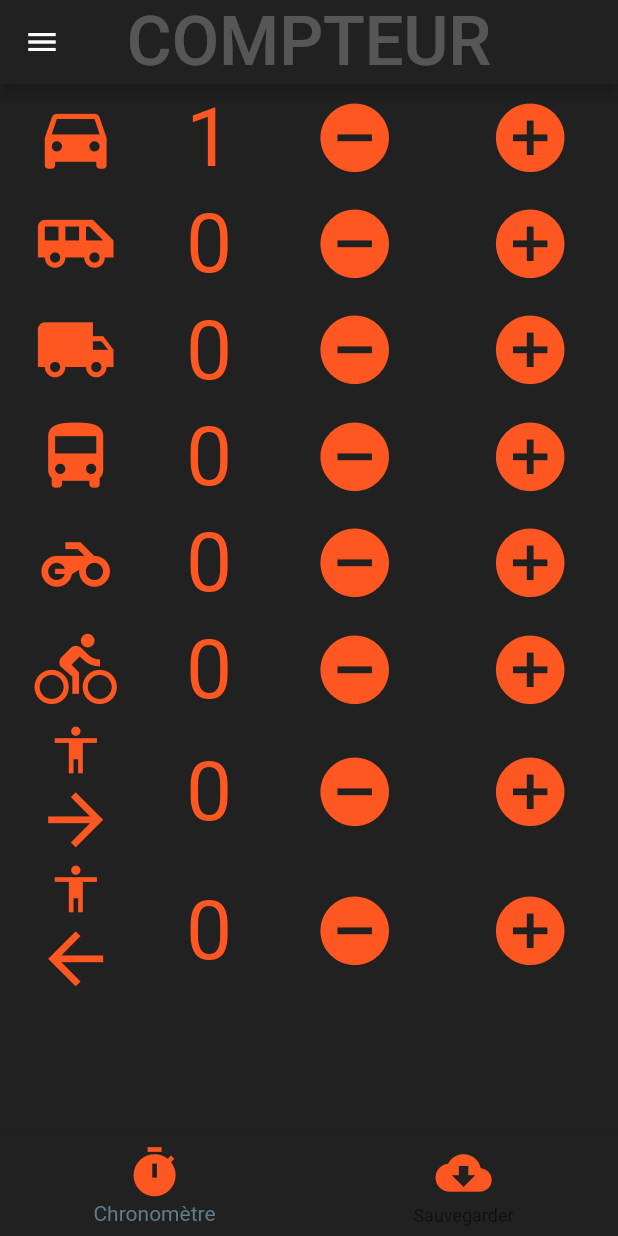
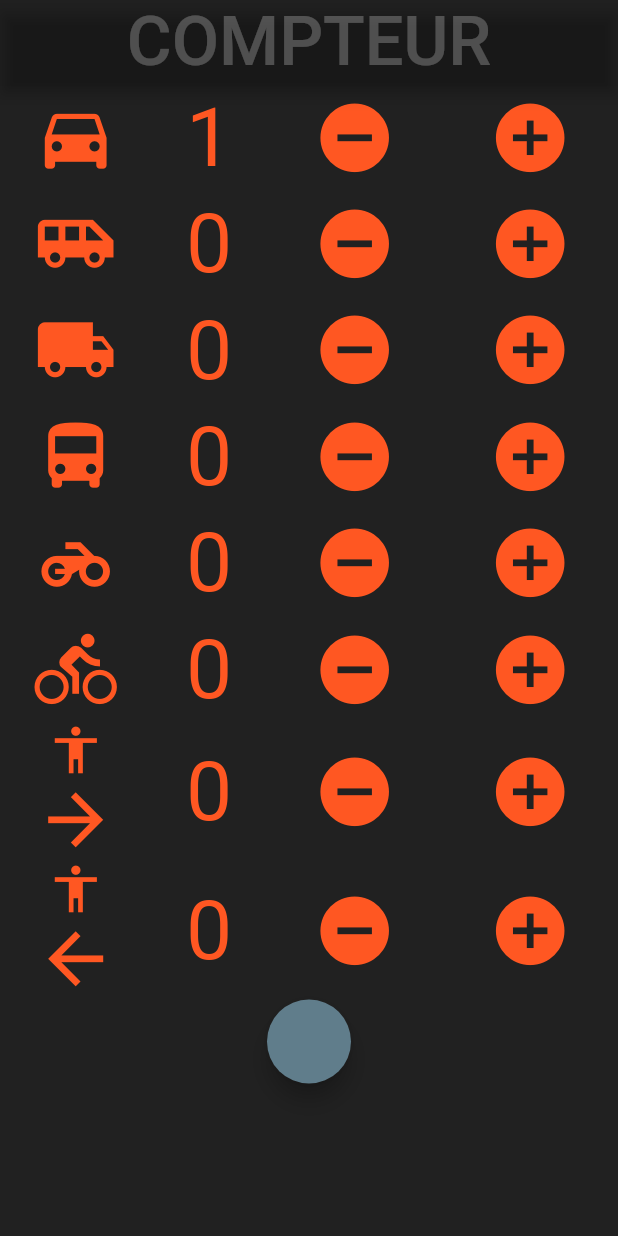
Before and after one commit to wanderfulife/CompteurTestFirebase, a Flutter app: the screen it shows after launch, after a tap on the "add circle" icon, on a phone screen of 412 x 824 dp. Run offline on Flutter 3.47's test engine with Material 2 defaults, Android fonts, the phone set to English and light mode, and no system bars.

```diff
--- a/lib/main.dart
+++ b/lib/main.dart
@@ -1,5 +1,5 @@
 import 'package:flutter/material.dart';
-import 'main.drawer.dart';
+import 'stopwatch.dart';
 
 void main() => runApp(MyApp());
 
@@ -170,7 +170,7 @@ class _MyHomePageState extends State {
       backgroundColor: Colors.grey[900],
       appBar: AppBar(
         centerTitle: true,
-        backgroundColor: Colors.grey[900],
+        backgroundColor: Colors.transparent,
         title: Text(
           'COMPTEUR',
           style: new TextStyle(
@@ -179,7 +179,6 @@ class _MyHomePageState extends State {
           ),
         ),
       ),
-      drawer: MainDrawer(),
       body: Column(
         mainAxisSize: MainAxisSize.max,
         mainAxisAlignment: MainAxisAlignment.start,
@@ -402,43 +401,18 @@ class _MyHomePageState extends State {
               ),
             ],
           ),
-        ],
-      ),
-      bottomNavigationBar: BottomNavigationBar(
-        backgroundColor: Colors.grey[900],
-        items: [
-          BottomNavigationBarItem(
-            icon: Icon(
-              Icons.timer,
-              color: Colors.deepOrange,
-              size: data.size.height / 22,
-            ),
-            activeIcon: Icon(
-              Icons.timer,
-              size: data.size.height / 22,
-              color: Colors.deepOrange,
-            ),
-            title: Text(
-              'Chronomètre',
-              style: new TextStyle(
-                  color: Colors.white,
-                  fontSize: data.size.height / 35),
-            ),
-          ),
-          BottomNavigationBarItem(
-            icon: Icon(
-              Icons.cloud_download,
-              color: Colors.deepOrange,
-              size: data.size.height / 22,
-            ),
-            title: Text(
-              'Sauvegarder',
-              style: new TextStyle(
-                  color: Colors.white, fontSize: data.size.height / 35),
-            ),
+          FloatingActionButton(
+            onPressed: () {
+              Navigator.push(
+                context,
+                MaterialPageRoute(builder: (context) => StopWatch()),
+              );
+            },
           ),
         ],
       ),
-    );
+
+    ) ;
+
   }
 }
```
Also changed, not shown: lib/main.drawer.dart (deleted, +0 -53 lines), lib/stopwatch.dart (added, +143 -0 lines).
